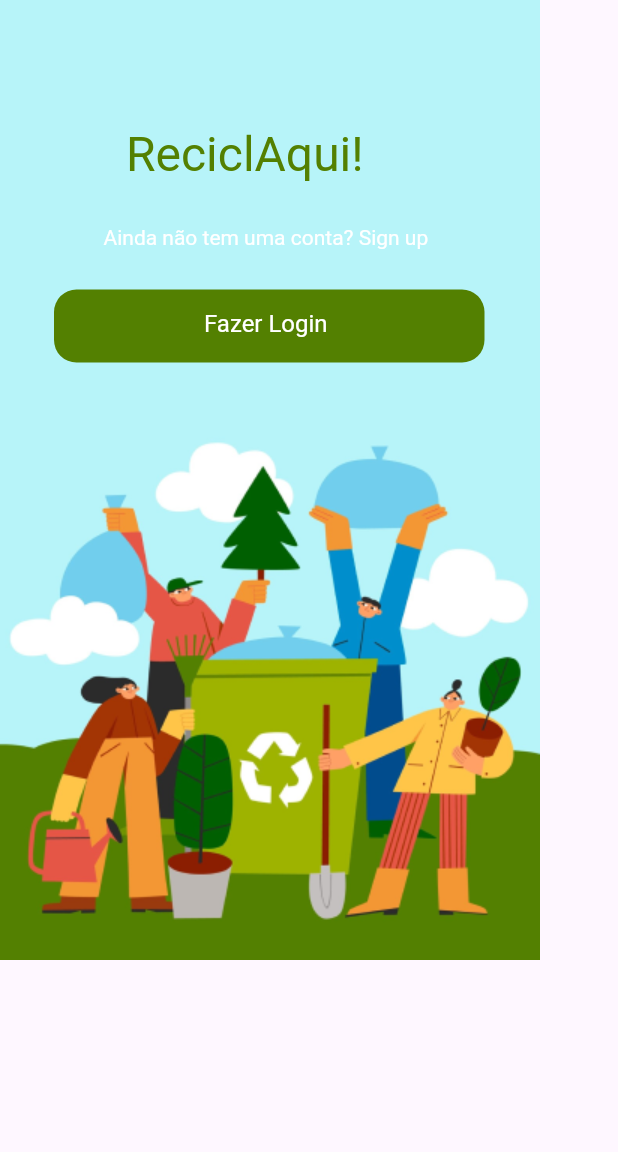
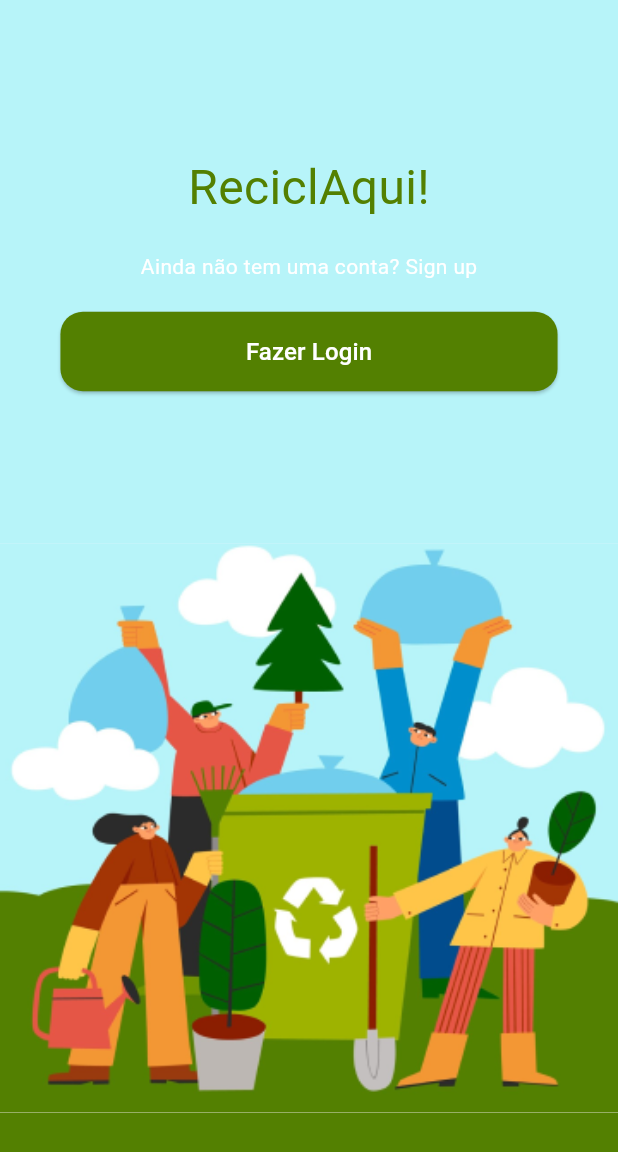
Before and after one commit to juhroque/reciclaqui, a Flutter app: the screen it shows after launch, on a phone screen of 412 x 824 dp. Shown: the top 1152 px of the screen. Run offline on Flutter 3.47's test engine with Material 3 defaults, Android fonts, the phone set to English and light mode, and no system bars; Roboto replaces fonts that are missing (Montserrat).

Commit message:
imagens e welcome screen

```diff
--- a/lib/main.dart
+++ b/lib/main.dart
@@ -1,4 +1,7 @@
 import 'package:flutter/material.dart';
+import 'package:reciclaqui/pages/Home_Page.dart';
+import 'package:reciclaqui/pages/Login_Screen.dart';
+import 'package:reciclaqui/pages/Signup_Screen.dart';
 import 'package:reciclaqui/pages/Welcome_Screen.dart';
 
 void main() {
@@ -13,6 +16,7 @@ class MyApp extends StatelessWidget {
     return MaterialApp(
       debugShowCheckedModeBanner: false,
       home: WelcomeScreen(),
+      //home: SignupScreen()
     );
   }
 }
--- a/lib/pages/Login_Screen.dart
+++ b/lib/pages/Login_Screen.dart
@@ -64,7 +64,7 @@ class LoginScreen extends StatelessWidget {
             Row(
               mainAxisAlignment: MainAxisAlignment.center,
               children: [
-                _buildSocialButton('assets/images/google.png'),
+                _buildSocialButton('assets/images/search.png'),
                 SizedBox(width: 10),
                 _buildSocialButton('assets/images/apple.png'),
                 SizedBox(width: 10),
--- a/lib/pages/Signup_Screen.dart
+++ b/lib/pages/Signup_Screen.dart
@@ -59,7 +59,7 @@ class SignupScreen extends StatelessWidget {
             Row(
               mainAxisAlignment: MainAxisAlignment.center,
               children: [
-                _buildSocialButton('assets/images/google.png'), // Ícone do Google
+                _buildSocialButton('assets/images/search.png'), // Ícone do Google
                 SizedBox(width: 10),
                 _buildSocialButton('assets/images/apple.png'), // Ícone da Apple
                 SizedBox(width: 10),
--- a/lib/pages/Welcome_Screen.dart
+++ b/lib/pages/Welcome_Screen.dart
@@ -3,95 +3,101 @@ import 'package:flutter/material.dart';
 class WelcomeScreen extends StatelessWidget {
   @override
   Widget build(BuildContext context) {
+    final screenWidth = MediaQuery.of(context).size.width;
+    final screenHeight = MediaQuery.of(context).size.height;
+
     return Scaffold(
-        body: // Figma Flutter Generator Welcome_pageWidget - FRAME
+      body: Container(
+        width: screenWidth,
+        height: screenHeight,
+        child: Column(
+          children: [
+            // Área azul (texto e botão)
             Container(
-                width: 360,
-                height: 640,
-                decoration: BoxDecoration(
+              width: screenWidth,
+              height: screenHeight * 0.44, // Área azul ocupa 44% da altura
               color: Color.fromRGBO(183, 244, 249, 1),
+              child: Column(
+                mainAxisAlignment: MainAxisAlignment.center,
+                children: [
+                  Text(
+                    'ReciclAqui!',
+                    style: TextStyle(
+                      color: Color.fromRGBO(83, 128, 1, 1),
+                      fontFamily: 'Montserrat',
+                      fontSize: 32,
+                      fontWeight: FontWeight.normal,
                     ),
-                child: Stack(children: <Widget>[
-                  Positioned(
-                      top: 279,
-                      left: 0,
-                      child: Container(
-                          width: 360,
-                          height: 361,
-                          decoration: BoxDecoration(
-                            image: DecorationImage(
-                                image: AssetImage(
-                                    'assets/images/welcome-people.png'),
-                                fit: BoxFit.fitWidth),
-                          ))),
-                  Positioned(
-                      top: 143,
-                      left: 36,
-                      child: Container(
-                          width: 287,
-                          height: 98.70136260986328,
-                          child: Stack(children: <Widget>[
-                            Positioned(
-                                top: 50,
-                                left: 0,
-                                child: Container(
-                                    width: 287,
-                                    height: 48.70136260986328,
-                                    decoration: BoxDecoration(
-                                      borderRadius: BorderRadius.only(
-                                        topLeft: Radius.circular(15),
-                                        topRight: Radius.circular(15),
-                                        bottomLeft: Radius.circular(15),
-                                        bottomRight: Radius.circular(15),
                   ),
-                                      color: Color.fromRGBO(83, 128, 1, 1),
-                                    ))),
-                            Positioned(
-                                top: 65,
-                                left: 100,
-                                child: Text(
-                                  'Fazer Login',
-                                  textAlign: TextAlign.left,
-                                  style: TextStyle(
-                                      color: Color.fromRGBO(255, 255, 255, 1),
-                                      fontFamily: 'Roboto',
-                                      fontSize: 16,
-                                      letterSpacing:
-                                          0 /*percentages not used in flutter. defaulting to zero*/,
-                                      fontWeight: FontWeight.normal,
-                                      height: 1),
-                                )),
-                            Positioned(
-                                top: 0,
-                                left: 33,
-                                child: Text(
+                  SizedBox(height: 20),
+                  Text(
                     'Ainda não tem uma conta? Sign up',
-                                  textAlign: TextAlign.left,
                     style: TextStyle(
                       color: Colors.white,
                       fontFamily: 'Roboto',
                       fontSize: 14,
-                                      letterSpacing:
-                                          0 /*percentages not used in flutter. defaulting to zero*/,
                       fontWeight: FontWeight.normal,
-                                      height: 2.142857142857143),
-                                )),
-                          ]))),
+                    ),
+                  ),
+                  SizedBox(height: 20),
+                  ElevatedButton(
+                    style: ElevatedButton.styleFrom(
+                      backgroundColor: Color.fromRGBO(83, 128, 1, 1),
+                      shape: RoundedRectangleBorder(
+                        borderRadius: BorderRadius.circular(15),
+                      ),
+                      padding: EdgeInsets.symmetric(
+                          horizontal: screenWidth * 0.3, vertical: 15),
+                    ),
+                    onPressed: () {
+                      // Ação do botão
+                    },
+                    child: Text(
+                      'Fazer Login',
+                      style: TextStyle(
+                        color: Colors.white,
+                        fontFamily: 'Roboto',
+                        fontSize: 16,
+                      ),
+                    ),
+                  ),
+                ],
+              ),
+            ),
+            // Imagem de boas-vindas
+            Expanded(
+              child: Stack(
+                children: [
                   Positioned(
-                      top: 87,
-                      left: 84,
-                      child: Text(
-                        'ReciclAqui!',
-                        textAlign: TextAlign.left,
-                        style: TextStyle(
-                            color: Color.fromRGBO(83, 128, 1, 1),
-                            fontFamily: 'Montserrat',
-                            fontSize: 32,
-                            letterSpacing:
-                                0 /*percentages not used in flutter. defaulting to zero*/,
-                            fontWeight: FontWeight.normal,
-                            height: 1),
-                      )),
-                ])));
+                    top: 0,
+                    left: 0,
+                    child: Container(
+                      width: screenWidth,
+                      height: screenHeight * 0.46, // Ajusta a altura da imagem
+                      decoration: BoxDecoration(
+                        image: DecorationImage(
+                          image: AssetImage('assets/images/welcome-people.jpg'),
+                          fit: BoxFit.fitWidth,
+                        ),
+                      ),
+                    ),
+                  ),
+                  // Fundo verde abaixo da imagem
+                  Positioned(
+                    bottom: 0,
+                    left: 0,
+                    child: Container(
+                      width: screenWidth,
+                      height: screenHeight * 0.1, // altura do fundo verde
+                      color: Color.fromRGBO(83, 128, 1, 1), // Fundo verde
+                    ),
+                  ),
+                ],
+              ),
+            ),
+          ],
+        ),
+      ),
+    );
   }
 }
```
Also changed, not shown: assets/images/apple.png (added), assets/images/facebook.png (added), assets/images/search.png (added), assets/images/welcome-people.jpg (renamed from assets/images/welcome-people.png). Lines whose indentation alone changed are shown as unchanged.
